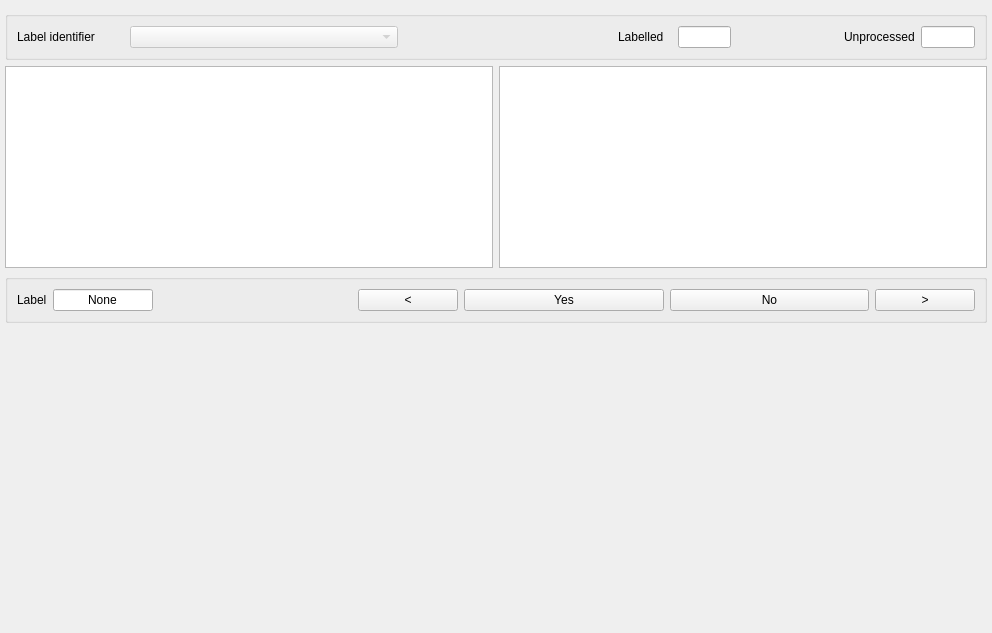
DC-analysis/DCTag, file dctag/binary/binary_view.ui: the form before one commit.
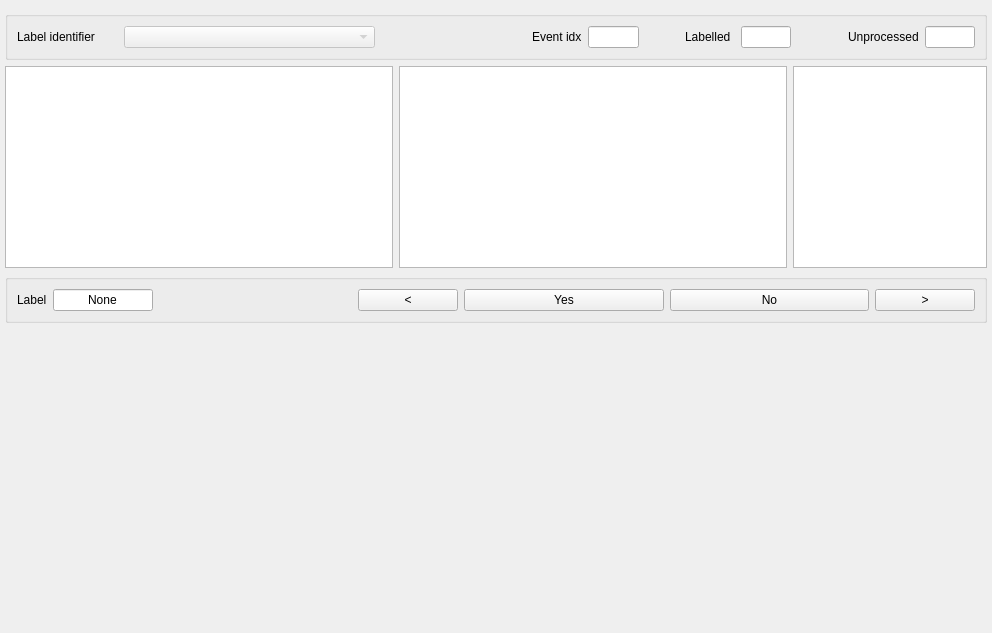
The form after the commit. Custom widgets are drawn as their Qt base class.

Commit message: modified binary tab with event index and an additional cut cell image

Patch:
```diff
--- a/dctag/binary/binary_view.ui
+++ b/dctag/binary/binary_view.ui
@@ -25,7 +25,7 @@
    </property>
    <item>
     <widget class="QGroupBox" name="label_identifier_box">
-     <layout class="QHBoxLayout" name="horizontalLayout" stretch="2,5,4,1,1,2,1,1">
+     <layout class="QHBoxLayout" name="horizontalLayout" stretch="2,5,3,0,1,0,1,1,1,1,1">
       <item>
        <widget class="QLabel" name="label_identifier_text">
         <property name="text">
@@ -56,6 +56,29 @@
         </property>
        </spacer>
       </item>
+      <item>
+       <widget class="QLabel" name="label">
+        <property name="text">
+         <string>Event idx</string>
+        </property>
+       </widget>
+      </item>
+      <item>
+       <widget class="QLineEdit" name="event_idx_text"/>
+      </item>
+      <item>
+       <spacer name="horizontalSpacer_4">
+        <property name="orientation">
+         <enum>Qt::Horizontal</enum>
+        </property>
+        <property name="sizeHint" stdset="0">
+         <size>
+          <width>40</width>
+          <height>20</height>
+         </size>
+        </property>
+       </spacer>
+      </item>
       <item>
        <widget class="QLabel" name="labelled_text">
         <property name="text">
@@ -94,7 +117,7 @@
    </item>
    <item>
     <widget class="QFrame" name="cell_images_box">
-     <layout class="QHBoxLayout" name="horizontalLayout_2">
+     <layout class="QHBoxLayout" name="horizontalLayout_2" stretch="2,2,1">
       <property name="leftMargin">
        <number>0</number>
       </property>
@@ -113,6 +136,9 @@
       <item>
        <widget class="QGraphicsView" name="cell_image_with_contour"/>
       </item>
+      <item>
+       <widget class="QGraphicsView" name="cut_cell_image"/>
+      </item>
      </layout>
     </widget>
    </item>
```
